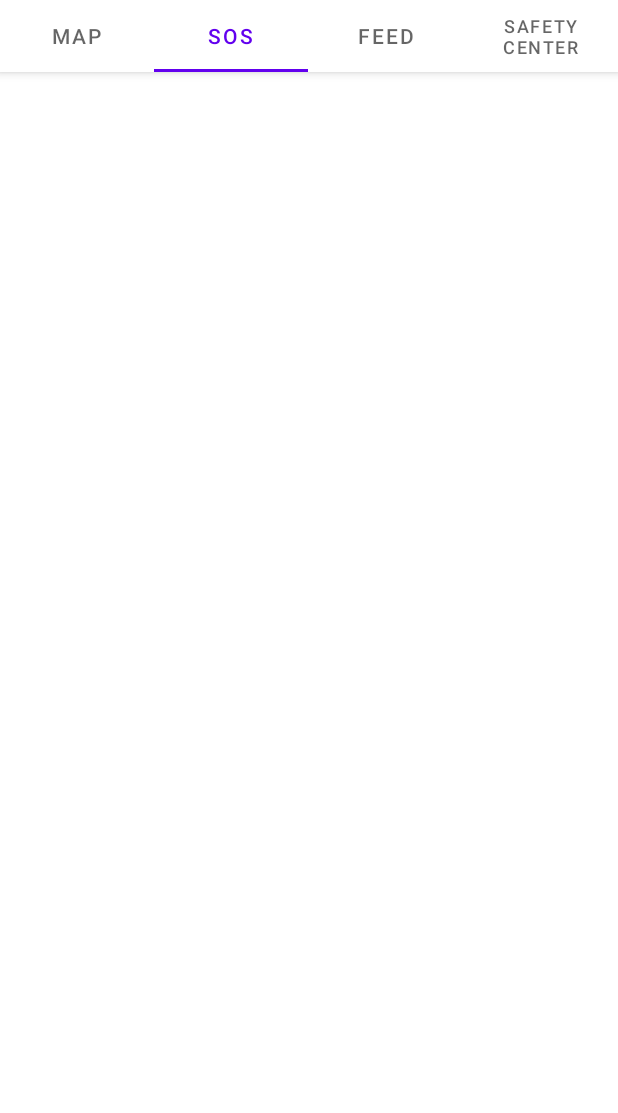
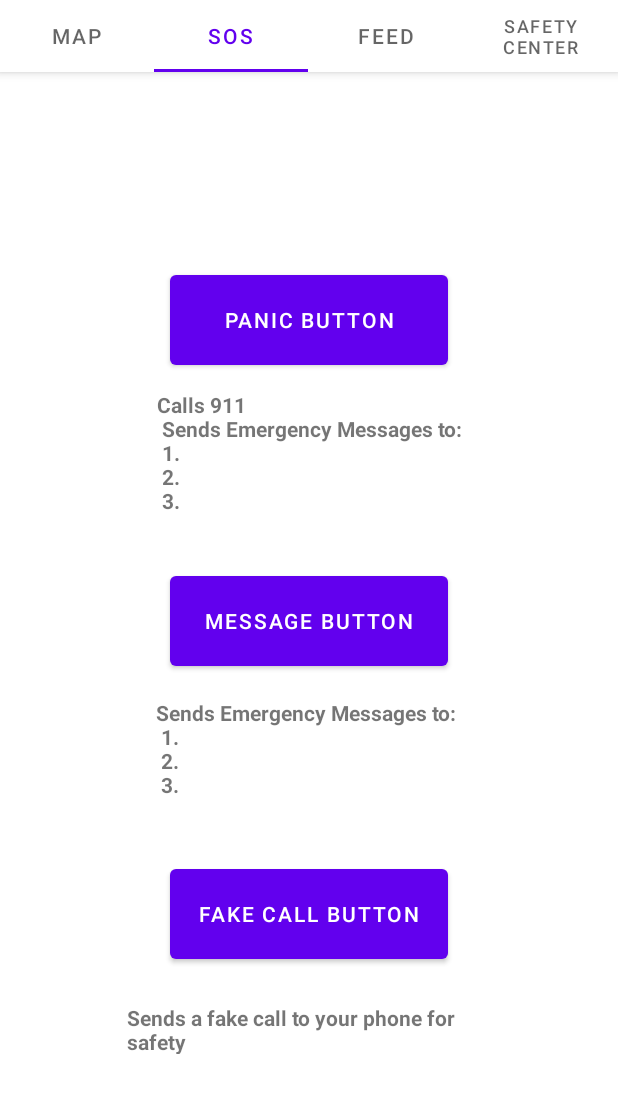
Before and after one commit to otaylor2023/Hermes, an Android app: the screen it shows after launch (tabs), tab 2 chosen, on a phone screen of 412 x 824 dp, the part 89-1202 px from its top. Run offline under Robolectric (Android 15) with nearby library versions, the phone set to English and light mode, and no system bars; 1 statement that could not run was skipped.

Commit message:
Changes to SOS Page

```diff
--- a/app/src/main/AndroidManifest.xml
+++ b/app/src/main/AndroidManifest.xml
@@ -7,6 +7,8 @@
          location permissions for the "MyLocation" functionality.
     -->
     <uses-permission android:name="android.permission.ACCESS_FINE_LOCATION" />
+    <uses-permission android:name="android.permission.CALL_PHONE"/>
+    <uses-permission android:name="android.permission.SEND_SMS"/>
 
     <application
         android:allowBackup="true"
--- a/app/src/main/java/com/hermes/ui/main/PlaceholderFragment.java
+++ b/app/src/main/java/com/hermes/PlaceholderFragment.java
@@ -1,4 +1,4 @@
-package com.hermes.ui.main;
+package com.hermes;
 
 import android.os.Bundle;
 import android.view.LayoutInflater;
@@ -12,8 +12,8 @@ import androidx.fragment.app.Fragment;
 import androidx.lifecycle.Observer;
 import androidx.lifecycle.ViewModelProvider;
 
-import com.hermes.R;
 import com.hermes.databinding.FragmentTabsBinding;
+import com.hermes.ui.main.PageViewModel;
 
 /**
  * A placeholder fragment containing a simple view.
--- a/app/src/main/java/com/hermes/tabs.java
+++ b/app/src/main/java/com/hermes/tabs.java
@@ -9,6 +9,7 @@ import com.google.android.material.tabs.TabLayout;
 import androidx.viewpager.widget.ViewPager;
 import androidx.appcompat.app.AppCompatActivity;
 
+import android.telephony.SmsManager;
 import android.view.Menu;
 import android.view.MenuItem;
 import android.view.View;
@@ -32,14 +33,21 @@ public class tabs extends AppCompatActivity {
         viewPager.setAdapter(sectionsPagerAdapter);
         TabLayout tabs = binding.tabs;
         tabs.setupWithViewPager(viewPager);
-        FloatingActionButton fab = binding.fab;
+//        FloatingActionButton fab = binding.fab;
+//
+//        fab.setOnClickListener(new View.OnClickListener() {
+//            @Override
+//            public void onClick(View view) {
+//                Snackbar.make(view, "Replace with your own action", Snackbar.LENGTH_LONG)
+//                        .setAction("Action", null).show();
+//            }
+//        });
+    }
 
-        fab.setOnClickListener(new View.OnClickListener() {
-            @Override
-            public void onClick(View view) {
-                Snackbar.make(view, "Replace with your own action", Snackbar.LENGTH_LONG)
-                        .setAction("Action", null).show();
-            }
-        });
+    public void sendEmergencyMessages(View view) {
+        String sPhone = "9738735376";
+        String etMessage = "Test";
+        SmsManager smsManager = SmsManager.getDefault();
+        smsManager.sendTextMessage(sPhone, null, etMessage, null, null);
     }
 }
--- a/app/src/main/java/com/hermes/ui/main/SOS.java
+++ b/app/src/main/java/com/hermes/ui/main/SOS.java
@@ -13,7 +13,7 @@ import androidx.lifecycle.Observer;
 import androidx.lifecycle.ViewModelProvider;
 
 import com.hermes.R;
-import com.hermes.databinding.FragmentTabsBinding;
+import com.hermes.databinding.FragmentSOSBinding;
 
 /**
  * A placeholder fragment containing a simple view.
@@ -23,7 +23,7 @@ public class SOS extends Fragment {
     private static final String ARG_SECTION_NUMBER = "section_number";
 
     private PageViewModel pageViewModel;
-    private FragmentTabsBinding binding;
+    private FragmentSOSBinding binding;
 
     public static SOS newInstance(int index) {
         SOS fragment = new SOS();
@@ -49,14 +49,14 @@ public class SOS extends Fragment {
             @NonNull LayoutInflater inflater, ViewGroup container,
             Bundle savedInstanceState) {
 
-        binding = FragmentTabsBinding.inflate(inflater, container, false);
+        binding = FragmentSOSBinding.inflate(inflater, container, false);
         View root = binding.getRoot();
 
-        final TextView textView = binding.sectionLabel;
+//        final TextView textView = binding.sectionLabel;
         pageViewModel.getText().observe(getViewLifecycleOwner(), new Observer<String>() {
             @Override
             public void onChanged(@Nullable String s) {
-                textView.setText(s);
+//                textView.setText(s);
             }
         });
         return root;
@@ -67,4 +67,6 @@ public class SOS extends Fragment {
         super.onDestroyView();
         binding = null;
     }
+
+
 }
--- a/app/src/main/java/com/hermes/ui/main/SectionsPagerAdapter.java
+++ b/app/src/main/java/com/hermes/ui/main/SectionsPagerAdapter.java
@@ -1,10 +1,6 @@
 package com.hermes.ui.main;
 
 import android.content.Context;
-import android.os.Bundle;
-import android.view.LayoutInflater;
-import android.view.View;
-import android.view.ViewGroup;
 
 import androidx.annotation.Nullable;
 import androidx.annotation.StringRes;
@@ -12,6 +8,7 @@ import androidx.fragment.app.Fragment;
 import androidx.fragment.app.FragmentManager;
 import androidx.fragment.app.FragmentPagerAdapter;
 
+import com.hermes.PlaceholderFragment;
 import com.hermes.R;
 
 /**
--- a/app/src/main/res/layout/fragment_s_o_s.xml
+++ b/app/src/main/res/layout/fragment_s_o_s.xml
@@ -4,24 +4,81 @@
     xmlns:tools="http://schemas.android.com/tools"
     android:layout_width="match_parent"
     android:layout_height="match_parent"
+    android:onClick="tttt"
     tools:context=".ui.main.SOS">
 
     <!-- TODO: Update blank fragment layout -->
+
+    <TextView
+        android:id="@+id/textView7"
+        android:layout_width="243dp"
+        android:layout_height="34dp"
+        android:text="Sends a fake call to your phone for safety \n in dangerous areas."
+        android:textStyle="bold"
+        app:layout_constraintBottom_toBottomOf="parent"
+        app:layout_constraintEnd_toEndOf="parent"
+        app:layout_constraintHorizontal_bias="0.5"
+        app:layout_constraintStart_toStartOf="parent"
+        app:layout_constraintTop_toTopOf="parent"
+        app:layout_constraintVertical_bias="0.909" />
 
     <Button
         android:id="@+id/button"
         android:layout_width="185dp"
         android:layout_height="72dp"
         android:text="Panic Button"
-        tools:layout_editor_absoluteX="99dp"
-        tools:layout_editor_absoluteY="124dp" />
+        app:layout_constraintBottom_toTopOf="@+id/button6"
+        app:layout_constraintEnd_toEndOf="parent"
+        app:layout_constraintStart_toStartOf="parent"
+        app:layout_constraintTop_toTopOf="parent" />
+
+    <Button
+        android:id="@+id/button6"
+        android:layout_width="185dp"
+        android:layout_height="72dp"
+        android:layout_marginBottom="152dp"
+        android:text="Message Button"
+        app:layout_constraintBottom_toBottomOf="parent"
+        app:layout_constraintEnd_toEndOf="parent"
+        app:layout_constraintStart_toStartOf="parent"
+        app:layout_constraintTop_toTopOf="parent"
+        app:layout_constraintVertical_bias="0.67" />
 
     <Button
         android:id="@+id/button5"
         android:layout_width="185dp"
         android:layout_height="72dp"
-        android:text="Panic Button"
-        tools:layout_editor_absoluteX="99dp"
-        tools:layout_editor_absoluteY="347dp" />
+        android:layout_marginBottom="116dp"
+        android:text="Fake Call Button"
+        app:layout_constraintBottom_toBottomOf="parent"
+        app:layout_constraintEnd_toEndOf="parent"
+        app:layout_constraintStart_toStartOf="parent"
+        app:layout_constraintTop_toTopOf="parent"
+        app:layout_constraintVertical_bias="0.994" />
+
+    <TextView
+        android:id="@+id/textView5"
+        android:layout_width="wrap_content"
+        android:layout_height="wrap_content"
+        android:text="Calls 911 \n Sends Emergency Messages to: \n 1. \n 2. \n 3."
+        android:textStyle="bold"
+        app:layout_constraintBottom_toBottomOf="parent"
+        app:layout_constraintEnd_toEndOf="parent"
+        app:layout_constraintHorizontal_bias="0.512"
+        app:layout_constraintStart_toStartOf="parent"
+        app:layout_constraintTop_toTopOf="parent"
+        app:layout_constraintVertical_bias="0.335" />
+
+    <TextView
+        android:id="@+id/textView6"
+        android:layout_width="wrap_content"
+        android:layout_height="wrap_content"
+        android:text="Sends Emergency Messages to: \n 1. \n 2. \n 3."
+        android:textStyle="bold"
+        app:layout_constraintBottom_toBottomOf="parent"
+        app:layout_constraintEnd_toEndOf="parent"
+        app:layout_constraintStart_toStartOf="parent"
+        app:layout_constraintTop_toTopOf="parent"
+        app:layout_constraintVertical_bias="0.643" />
 
 </androidx.constraintlayout.widget.ConstraintLayout>
--- a/app/src/main/res/layout/fragment_tabs.xml
+++ b/app/src/main/res/layout/fragment_tabs.xml
@@ -5,7 +5,7 @@
     android:id="@+id/constraintLayout"
     android:layout_width="match_parent"
     android:layout_height="match_parent"
-    tools:context=".ui.main.PlaceholderFragment">
+    tools:context=".PlaceholderFragment">
 
     <TextView
         android:id="@+id/section_label"
@@ -20,4 +20,12 @@
         tools:layout_constraintLeft_creator="1"
         tools:layout_constraintTop_creator="1" />
 
+    <Button
+        android:id="@+id/button2"
+        android:layout_width="wrap_content"
+        android:layout_height="wrap_content"
+        android:text="Button"
+        tools:layout_editor_absoluteX="83dp"
+        tools:layout_editor_absoluteY="109dp" />
+
 </androidx.constraintlayout.widget.ConstraintLayout>
```
